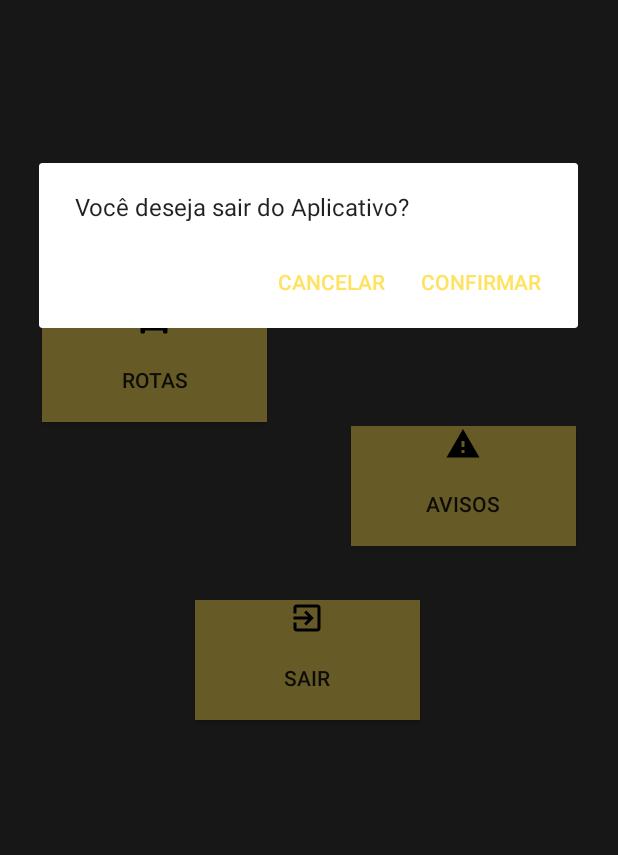
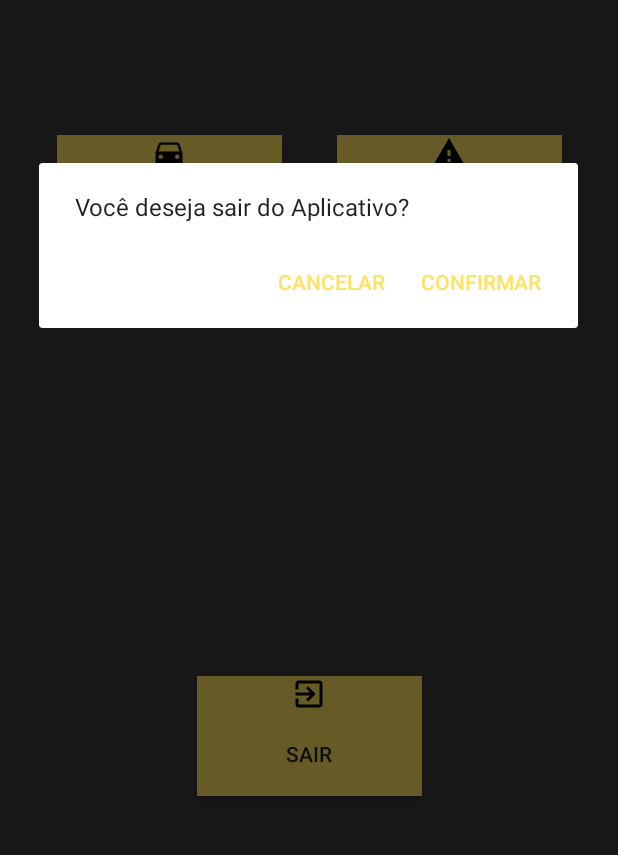
Before and after one commit to Matheus-Silas97/FleetsMobile, an Android app: the MenuPrincipal screen opened directly, with no data from a screen before it, after a tap on "SAIR", on a phone screen of 412 x 824 dp, the part 372-1227 px from its top. Run offline under Robolectric (Android 15) with nearby library versions, the phone set to English and light mode, and no system bars.

Commit message:
update in activitys and login system

```diff
--- a/app/src/main/res/layout/activity_menu_principal.xml
+++ b/app/src/main/res/layout/activity_menu_principal.xml
@@ -28,15 +28,13 @@
         android:layout_alignParentStart="true"
         android:layout_alignParentBottom="true"
         android:layout_marginStart="35dp"
-        android:layout_marginTop="130dp"
-        android:layout_marginEnd="28dp"
-        android:layout_marginBottom="48dp"
+        android:layout_marginTop="90dp"
+        android:layout_marginEnd="16dp"
         android:background="@color/corfontes"
         android:drawableTop="@drawable/ic_rotas"
         android:onClick="rotas"
         android:text="Rotas"
-        app:layout_constraintBottom_toTopOf="@+id/btt_sair"
-        app:layout_constraintEnd_toStartOf="@+id/btt_avisos"
+        app:layout_constraintEnd_toStartOf="@+id/guideline"
         app:layout_constraintStart_toStartOf="parent"
         app:layout_constraintTop_toBottomOf="@+id/imageView" />
 
@@ -47,17 +45,16 @@
         android:layout_alignParentTop="true"
         android:layout_alignParentEnd="true"
         android:layout_alignParentBottom="true"
-        android:layout_marginStart="28dp"
+        android:layout_marginStart="16dp"
+        android:layout_marginTop="90dp"
         android:layout_marginEnd="35dp"
-        android:layout_marginBottom="36dp"
         android:background="@color/corfontes"
         android:drawableTop="@drawable/ic_avisos"
         android:onClick="avisos"
         android:text="Avisos"
-        app:layout_constraintBottom_toTopOf="@+id/btt_sair"
         app:layout_constraintEnd_toEndOf="parent"
-        app:layout_constraintHorizontal_bias="1.0"
-        app:layout_constraintStart_toEndOf="@+id/btt_mensagem" />
+        app:layout_constraintStart_toStartOf="@+id/guideline"
+        app:layout_constraintTop_toBottomOf="@+id/imageView" />
 
     <Button
         android:id="@+id/btt_sair"
@@ -67,18 +64,21 @@
         android:layout_alignParentEnd="true"
         android:layout_alignParentBottom="true"
         android:layout_marginStart="130dp"
-        android:layout_marginTop="200dp"
         android:layout_marginEnd="130dp"
-        android:layout_marginBottom="96dp"
+        android:layout_marginBottom="45dp"
         android:background="@color/corfontes"
         android:drawableTop="@drawable/ic_sair"
         android:onClick="sair"
         android:text="Sair"
         app:layout_constraintBottom_toBottomOf="parent"
         app:layout_constraintEnd_toEndOf="parent"
-        app:layout_constraintHorizontal_bias="0.0"
-        app:layout_constraintStart_toStartOf="parent"
-        app:layout_constraintTop_toBottomOf="@+id/imageView"
-        app:layout_constraintVertical_bias="1.0" />
+        app:layout_constraintStart_toStartOf="parent" />
+
+    <androidx.constraintlayout.widget.Guideline
+        android:id="@+id/guideline"
+        android:layout_width="wrap_content"
+        android:layout_height="wrap_content"
+        android:orientation="vertical"
+        app:layout_constraintGuide_percent="0.5" />
 
 </androidx.constraintlayout.widget.ConstraintLayout>
--- a/build.gradle
+++ b/build.gradle
@@ -7,7 +7,7 @@ buildscript {
 
     }
     dependencies {
-        classpath 'com.android.tools.build:gradle:3.5.1'
+        classpath 'com.android.tools.build:gradle:3.6.1'
 
         // NOTE: Do not place your application dependencies here; they belong
         // in the individual module build.gradle files
```
Also changed, not shown: app/src/main/java/com/example/fleets/MainActivity.java (+16 -4 lines), app/src/main/res/layout/activity_main.xml (+16 -2 lines), gradle/wrapper/gradle-wrapper.properties.
